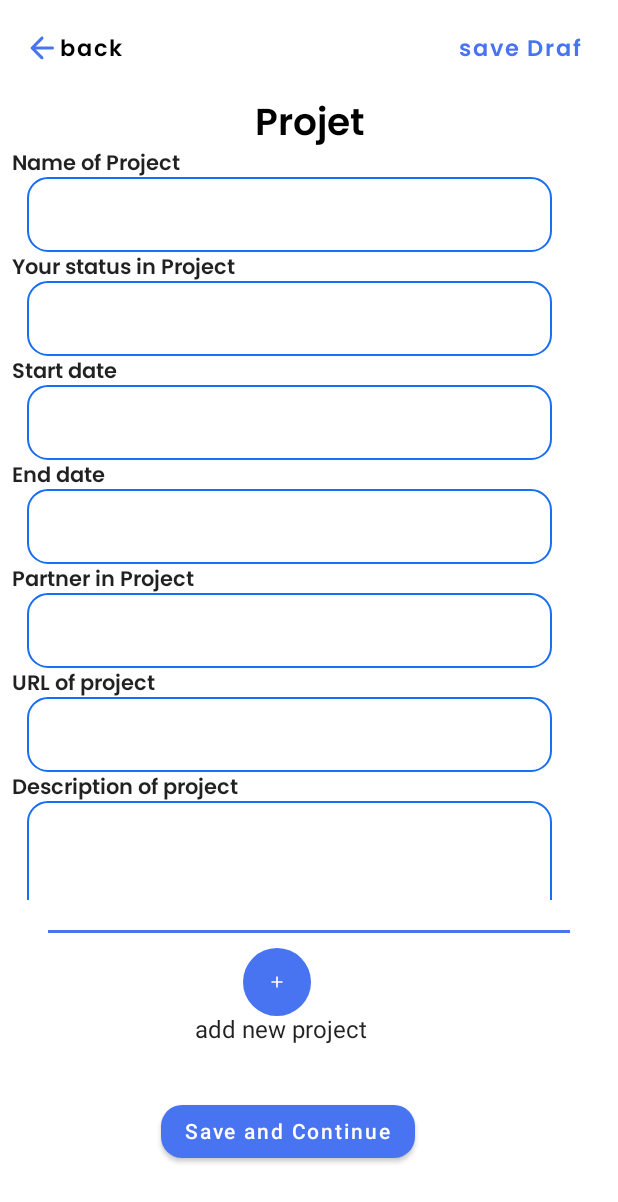
After one commit to cabrelshadow/BetterCv, an Android app built with Jetpack Compose: the AddProject screen opened through its navigation route, on a phone screen of 412 x 824 dp. The commit adds this screen. Shown: the top 1202 px of the screen. Run offline under Robolectric (Android 15) with nearby library versions, the phone set to English and light mode, and no system bars.

Commit message:
add projet

```diff
--- /dev/null
+++ b/app/src/main/java/com/example/bettercvapp/Const.kt
@@ -0,0 +1,5 @@
+package com.example.bettercvapp
+
+import androidx.compose.foundation.shape.RoundedCornerShape
+
+val MyShape = RoundedCornerShape(50)
--- a/app/src/main/java/com/example/bettercvapp/MainActivity.kt
+++ b/app/src/main/java/com/example/bettercvapp/MainActivity.kt
@@ -1,8 +1,10 @@
 package com.example.bettercvapp
 
+import android.os.Build
 import android.os.Bundle
 import androidx.activity.ComponentActivity
 import androidx.activity.compose.setContent
+import androidx.annotation.RequiresApi
 import androidx.compose.foundation.layout.fillMaxSize
 import androidx.compose.material.Surface
 import androidx.compose.runtime.Composable
@@ -10,10 +12,7 @@ import androidx.compose.ui.Modifier
 import androidx.navigation.compose.NavHost
 import androidx.navigation.compose.composable
 import androidx.navigation.compose.rememberNavController
-import com.example.bettercvapp.screens.ForgotPasswordScreen
-import com.example.bettercvapp.screens.HomeScreen
-import com.example.bettercvapp.screens.LoginScreen
-import com.example.bettercvapp.screens.RegisterScreen
+import com.example.bettercvapp.screens.*
 import com.example.bettercvapp.ui.theme.BackgroundColor
 import com.example.bettercvapp.ui.theme.BetterCvAppTheme
 
@@ -46,6 +45,7 @@ class MainActivity : ComponentActivity() {
             composable("RegisterScreen", content = { RegisterScreen(navController = navController) })
             composable("HomeScreen", content = { HomeScreen(navController = navController) })
             composable("ForgotPasswordScreen", content = { ForgotPasswordScreen(navController = navController) })
+            composable("AddProject", content = { AddProject(navController = navController)})
         })
     }
 }
--- /dev/null
+++ b/app/src/main/java/com/example/bettercvapp/screens/AddProject.kt
@@ -0,0 +1,471 @@
+package com.example.bettercvapp.screens
+
+import android.os.Build
+import androidx.annotation.RequiresApi
+import androidx.compose.foundation.ExperimentalFoundationApi
+import androidx.compose.foundation.background
+import androidx.compose.foundation.border
+import androidx.compose.foundation.layout.*
+import androidx.compose.foundation.lazy.LazyColumn
+import androidx.compose.foundation.shape.CircleShape
+import androidx.compose.material.*
+import androidx.compose.material.icons.Icons
+import androidx.compose.material.icons.filled.DateRange
+import androidx.compose.material.icons.rounded.Add
+import androidx.compose.material.icons.rounded.ArrowBack
+import androidx.compose.runtime.*
+import androidx.compose.ui.Alignment
+import androidx.compose.ui.Modifier
+import androidx.compose.ui.draw.clip
+import androidx.compose.ui.graphics.Color
+import androidx.compose.ui.res.stringResource
+import androidx.compose.ui.unit.dp
+import androidx.compose.ui.unit.sp
+import androidx.navigation.NavController
+import com.example.bettercvapp.R
+import com.example.bettercvapp.ui.theme.InputBoxShape
+import com.example.bettercvapp.ui.theme.Poppins
+import com.example.bettercvapp.ui.theme.PrimaryColor
+import java.time.LocalDate
+import java.time.LocalDateTime
+import java.time.format.DateTimeFormatter
+
+
+@OptIn(ExperimentalFoundationApi::class)
+@Composable
+fun AddProject(navController: NavController) {
+    Box(
+        Modifier
+            .background(Color.White)
+            .fillMaxSize()
+    ) {
+        LazyColumn(
+            contentPadding = PaddingValues(bottom = 40.dp)
+        ) {
+            stickyHeader {
+                TopBar()
+                TopTitleBar()
+            }
+            items(1) {
+                EnterInfo()
+            }
+        }
+    }
+    Box(
+        Modifier
+            .offset(0.dp,600.dp)
+    ) {
+        Footer()
+    }
+
+}
+
+
+@RequiresApi(Build.VERSION_CODES.O)
+@Composable
+fun DateTextField(selectedDate: LocalDate?, onDateSelected: (LocalDate?) -> Unit) {
+    var expanded by remember { mutableStateOf(false) }
+
+    OutlinedTextField(
+        modifier = Modifier.fillMaxWidth(),
+        readOnly = true,
+        value = selectedDate?.format(DateTimeFormatter.ofPattern("dd/MM/yyyy")) ?: "",
+        label = { Text(text = stringResource(R.string.date)) },
+        trailingIcon = {
+            IconButton(onClick = { expanded = true }) {
+                Icon(Icons.Filled.DateRange, contentDescription = stringResource(R.string.select_date))
+            }
+        },
+        onValueChange = {}
+    )
+
+    DropdownMenu(
+        expanded = expanded,
+        onDismissRequest = { expanded = false }
+    ) {
+        val now = LocalDate.now()
+        (0..365).forEach { days ->
+            val date = now.plusDays(days.toLong())
+            DropdownMenuItem(onClick = {
+                onDateSelected(date)
+                expanded = false
+            }) {
+                Text(text = date.format(DateTimeFormatter.ofPattern("dd/MM/yyyy")))
+            }
+        }
+    }
+}
+
+@Composable
+private fun TopBar(){
+    Surface{
+        Row(
+            Modifier
+                .fillMaxWidth()
+                .padding(horizontal = 8.dp),
+            verticalAlignment = Alignment.CenterVertically
+
+        ) {
+            TextButton(
+                onClick = {/*TODO*/ },
+                //contentPadding = PaddingValues(vertical = 0.dp)
+            ) {
+                Icon(
+                    Icons.Rounded.ArrowBack,
+                    contentDescription = stringResource(R.string.app_name)
+                )
+                Text(
+                    text = "back",
+                    color = Color.Black,
+                    fontFamily = Poppins,
+                    fontSize = 15.sp,
+                )
+                Spacer(Modifier.weight(1f))
+                //texte save
+                TextButton(onClick = { /*TODO*/ }) {
+                    Text(
+                        text = "save Draf",
+                        fontFamily = Poppins,
+                        fontSize = 15.sp,
+                    )
+                }
+            }
+
+        }
+    }
+}
+
+@Composable
+private fun TopTitleBar(){
+   Surface() {
+       Row(
+           Modifier
+               .fillMaxWidth()
+               .padding(horizontal = 8.dp),
+           verticalAlignment = Alignment.CenterVertically,
+           horizontalArrangement = Arrangement.Center,
+       ) {
+           Text(
+               text = "Projet",
+               fontFamily = Poppins,
+               color = Color.Black,
+               fontSize = 25.sp,
+           )
+       }
+   }
+}
+
+@Composable
+private fun EnterInfo(){
+    var NameProject by remember { mutableStateOf("") }
+    var Status by remember { mutableStateOf("") }
+    var StartDate by remember { mutableStateOf("") }
+    var EndDate by remember { mutableStateOf("") }
+    var Partner by remember { mutableStateOf("") }
+    var UrlProject by remember { mutableStateOf("") }
+    var DescriptionOfProject by remember { mutableStateOf("") }
+    Row(
+        Modifier
+            .fillMaxWidth()
+            .padding(horizontal = 8.dp)
+    ) {
+        Text(
+            text = "Name of Project",
+            fontFamily = Poppins,
+            fontSize =14.sp,
+        )
+    }
+    //Spacer(modifier = Modifier.height(8.dp))
+    Row(
+        Modifier
+            .height(50.dp)
+            .padding(horizontal = 18.dp)
+    ) {
+        OutlinedTextField(
+            value = NameProject, onValueChange = { NameProject = it },
+            Modifier
+                .width(350.dp)
+                .height(50.dp),
+            colors = TextFieldDefaults.outlinedTextFieldColors(
+                textColor = Color.Black,
+                unfocusedBorderColor = PrimaryColor,
+                backgroundColor = Color.White,
+                cursorColor = Color.Black,
+            ),
+            shape = InputBoxShape.medium,
+            singleLine = true
+        )
+    }
+
+    //Spacer(modifier = Modifier.height(16.dp))
+
+    Row(
+        Modifier
+            .fillMaxWidth()
+            .padding(horizontal = 8.dp)
+    ) {
+        Text(
+            text = "Your status in Project",
+            fontFamily = Poppins,
+            fontSize = 14.sp,
+        )
+    }
+    //(modifier = Modifier.height(8.dp))
+    Row(
+        Modifier
+            .height(50.dp)
+            .padding(horizontal = 18.dp)
+    ) {
+        OutlinedTextField(
+            value = Status, onValueChange = { Status = it },
+            Modifier
+                .width(350.dp)
+                .height(50.dp),
+            colors = TextFieldDefaults.outlinedTextFieldColors(
+                textColor = Color.Black,
+                unfocusedBorderColor = PrimaryColor,
+                backgroundColor = Color.White,
+                cursorColor = Color.Black,
+            ),
+            shape = InputBoxShape.medium,
+            singleLine = true
+        )
+    }
+   // Spacer(modifier = Modifier.height(16.dp))
+
+    Row(
+        Modifier
+            .fillMaxWidth()
+            .padding(horizontal = 8.dp)
+    ) {
+        Text(
+            text = "Start date",
+            fontFamily = Poppins,
+            fontSize = 14.sp,
+        )
+    }
+    //Spacer(modifier = Modifier.height(8.dp))
+    Row(
+        Modifier
+            .height(50.dp)
+            .padding(horizontal = 18.dp)
+    ) {
+        OutlinedTextField(
+            value = StartDate, onValueChange = { StartDate = it },
+            Modifier
+                .width(350.dp)
+                .height(50.dp),
+            colors = TextFieldDefaults.outlinedTextFieldColors(
+                textColor = Color.Black,
+                unfocusedBorderColor = PrimaryColor,
+                backgroundColor = Color.White,
+                cursorColor = Color.Black,
+            ),
+            shape = InputBoxShape.medium,
+            singleLine = true
+        )
+    }
+    //Spacer(modifier = Modifier.height(16.dp))
+
+    Row(
+        Modifier
+            .fillMaxWidth()
+            .padding(horizontal = 8.dp)
+    ) {
+        Text(
+            text = "End date",
+            fontFamily = Poppins,
+            fontSize = 14.sp,
+        )
+    }
+    //Spacer(modifier = Modifier.height(8.dp))
+    Row(
+        Modifier
+            .height(50.dp)
+            .padding(horizontal = 18.dp)
+    ) {
+        OutlinedTextField(
+            value = EndDate, onValueChange = { EndDate = it },
+            Modifier
+                .width(350.dp)
+                .height(50.dp),
+            colors = TextFieldDefaults.outlinedTextFieldColors(
+                textColor = Color.Black,
+                unfocusedBorderColor = PrimaryColor,
+                backgroundColor = Color.White,
+                cursorColor = Color.Black,
+            ),
+            shape = InputBoxShape.medium,
+            singleLine = true
+        )
+    }
+    //Spacer(modifier = Modifier.height(16.dp))
+
+    Row(
+        Modifier
+            .fillMaxWidth()
+            .padding(horizontal = 8.dp)
+    ) {
+        Text(
+            text = "Partner in Project",
+            fontFamily = Poppins,
+            fontSize = 14.sp,
+        )
+    }
+    //Spacer(modifier = Modifier.height(8.dp))
+    Row(
+        Modifier
+            .height(50.dp)
+            .padding(horizontal = 18.dp)
+    ) {
+        OutlinedTextField(
+            value = Partner, onValueChange = { Partner = it },
+            Modifier
+                .width(350.dp)
+                .height(50.dp),
+            colors = TextFieldDefaults.outlinedTextFieldColors(
+                textColor = Color.Black,
+                unfocusedBorderColor = PrimaryColor,
+                backgroundColor = Color.White,
+                cursorColor = Color.Black,
+            ),
+            shape = InputBoxShape.medium,
+            singleLine = true
+        )
+    }
+
+    Row(
+        Modifier
+            .fillMaxWidth()
+            .padding(horizontal = 8.dp)
+    ) {
+        Text(
+            text = "URL of project",
+            fontFamily = Poppins,
+            fontSize = 14.sp,
+        )
+    }
+    //Spacer(modifier = Modifier.height(8.dp))
+    Row(
+        Modifier
+            .height(50.dp)
+            .padding(horizontal = 18.dp),
+
+    ) {
+       OutlinedTextField(
+            value = UrlProject, onValueChange = { UrlProject = it },
+           Modifier
+               .width(350.dp)
+               .height(50.dp),
+            colors = TextFieldDefaults.outlinedTextFieldColors(
+                textColor = Color.Black,
+                unfocusedBorderColor = PrimaryColor,
+                backgroundColor = Color.White,
+                cursorColor = Color.Black,
+            ),
+            shape = InputBoxShape.medium,
+            singleLine = true,
+
+        )
+    }
+    Row(
+        Modifier
+            .fillMaxWidth()
+            .padding(horizontal = 8.dp)
+    ) {
+        Text(
+            text = "Description of project",
+            fontFamily = Poppins,
+            fontSize = 14.sp,
+        )
+    }
+    //Spacer(modifier = Modifier.height(8.dp))
+    Row(
+        Modifier
+            .height(150.dp)
+            .padding(horizontal = 18.dp)
+    ) {
+        OutlinedTextField(
+            value = DescriptionOfProject, onValueChange = { DescriptionOfProject = it },
+            Modifier
+                .width(350.dp)
+                .height(150.dp),
+            colors = TextFieldDefaults.outlinedTextFieldColors(
+                textColor = Color.Black,
+                unfocusedBorderColor = PrimaryColor,
+                backgroundColor = Color.White,
+                cursorColor = Color.Black,
+            ),
+            shape = InputBoxShape.medium,
+            singleLine = false
+        )
+    }
+    Spacer(modifier = Modifier.height(150.dp))
+}
+@Composable
+fun Footer() {
+    Column(
+        modifier = Modifier
+            .fillMaxWidth()
+            .background(Color.White)
+            .padding(vertical = 70.dp, horizontal = 32.dp)
+    ) {
+        Row(
+            horizontalArrangement = Arrangement.SpaceBetween,
+            modifier = Modifier.fillMaxWidth()
+        ) {
+            BlueHorizontalLine()
+        }
+        Row(
+            Modifier
+                .offset(130.dp, (-40).dp)
+                .clip(CircleShape)
+                .size(45.dp),
+        ) {
+            Button(
+                onClick = { /*TODO*/ }
+            ) {
+                Icon(
+                    Icons.Rounded.Add,
+                    contentDescription = stringResource(R.string.app_name),
+                    Modifier
+                        .size(200.dp)
+                        .clip(CircleShape)
+                        .background(MaterialTheme.colors.primary),
+                )
+            }
+        }
+        Text(
+            text = "add new project",
+            modifier = Modifier
+                .offset(98.dp, (-40).dp)
+        )
+            Button(
+                onClick = { /*TODO*/ },
+                modifier = Modifier
+                    .offset(75.dp, 0.dp)
+                    //.background(MaterialTheme.colors.primary)
+                    .height(35.dp),
+                shape = InputBoxShape.medium,
+            ) {
+                Text(
+                    text = "Save and Continue",
+                    color = Color.White,
+                )
+            }
+
+    }
+}
+
+@Composable
+fun BlueHorizontalLine() {
+    Surface(
+        modifier = Modifier
+            .fillMaxWidth(1f)
+            .height(2.dp)
+            .offset(0.dp, (-50).dp)
+            .border(width = 1.dp, color = MaterialTheme.colors.primary),
+        color = MaterialTheme.colors.primary
+    ){
+    }
+}
--- /dev/null
+++ b/app/src/main/res/color/footer_background.xml
@@ -0,0 +1,4 @@
+<?xml version="1.0" encoding="utf-8"?>
+<selector xmlns:android="http://schemas.android.com/apk/res/android">
+
+</selector>
--- a/app/src/main/res/values/strings.xml
+++ b/app/src/main/res/values/strings.xml
@@ -1,3 +1,5 @@
 <resources>
     <string name="app_name">BetterCvApp</string>
+    <string name="select_date">"date "</string>
+    <string name="date">dates</string>
 </resources>
```
Also changed, not shown: app/src/main/res/drawable/point.png (added).
